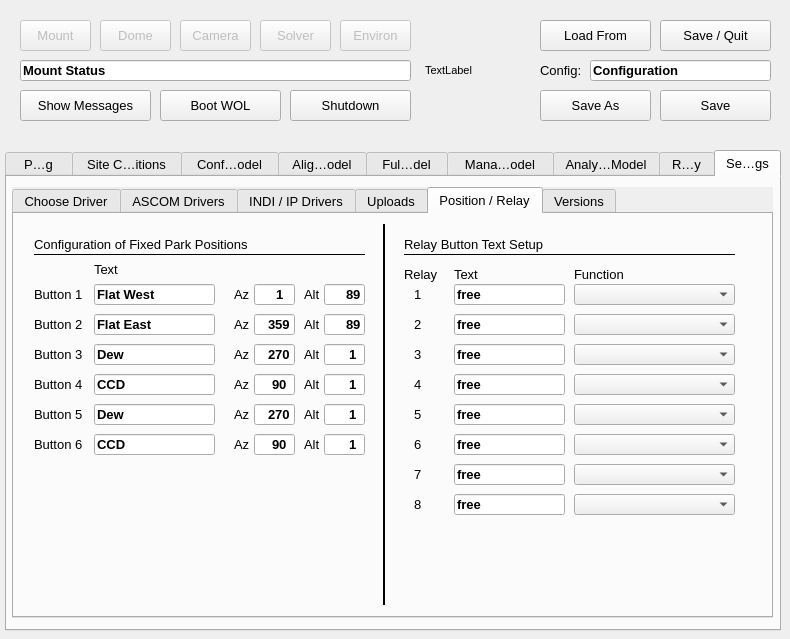
This is mountwizzard/gui/wizzard_main_ui.ui in sayitfast/MountWizzard3 as Qt 5 draws it before an edit. The edited form follows.
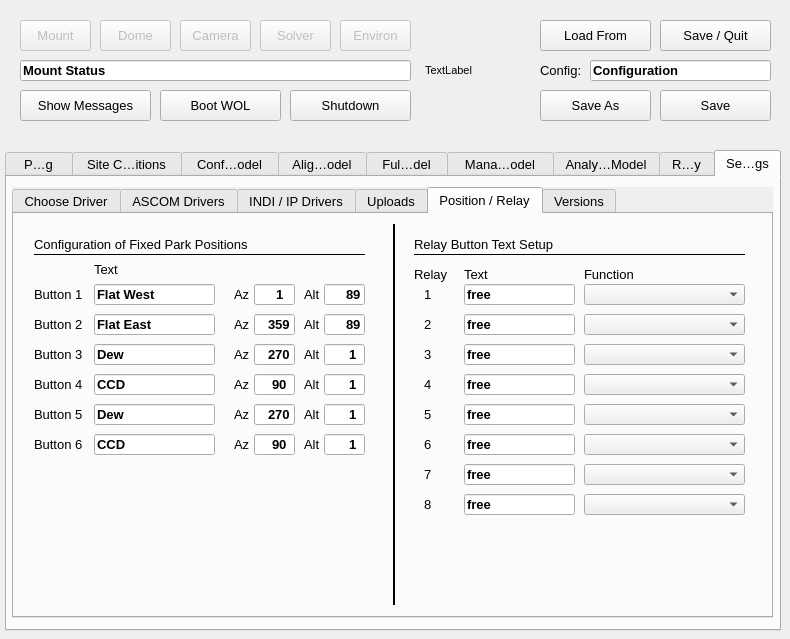
This is the edited form. The open tabs and pages were chosen to show the change. Custom widgets are drawn as their Qt base class.

Diff of the .ui file:
```diff
--- a/mountwizzard/gui/wizzard_main_ui.ui
+++ b/mountwizzard/gui/wizzard_main_ui.ui
@@ -12206,7 +12206,7 @@
       <widget class="Line" name="line_83">
        <property name="geometry">
         <rect>
-         <x>360</x>
+         <x>370</x>
          <y>10</y>
          <width>21</width>
          <height>381</height>
@@ -12246,7 +12246,7 @@
       <widget class="QLineEdit" name="relay2Text">
        <property name="geometry">
         <rect>
-         <x>440</x>
+         <x>450</x>
          <y>100</y>
          <width>111</width>
          <height>21</height>
@@ -12285,7 +12285,7 @@
       <widget class="QComboBox" name="relay2Function">
        <property name="geometry">
         <rect>
-         <x>560</x>
+         <x>570</x>
          <y>100</y>
          <width>161</width>
          <height>21</height>
@@ -12295,7 +12295,7 @@
       <widget class="QComboBox" name="relay7Function">
        <property name="geometry">
         <rect>
-         <x>560</x>
+         <x>570</x>
          <y>250</y>
          <width>161</width>
          <height>21</height>
@@ -12305,7 +12305,7 @@
       <widget class="QLabel" name="label_192">
        <property name="geometry">
         <rect>
-         <x>400</x>
+         <x>410</x>
          <y>280</y>
          <width>31</width>
          <height>21</height>
@@ -12323,7 +12323,7 @@
       <widget class="QLineEdit" name="relay1Text">
        <property name="geometry">
         <rect>
-         <x>440</x>
+         <x>450</x>
          <y>70</y>
          <width>111</width>
          <height>21</height>
@@ -12359,7 +12359,7 @@
       <widget class="QLabel" name="label_161">
        <property name="geometry">
         <rect>
-         <x>400</x>
+         <x>410</x>
          <y>220</y>
          <width>31</width>
          <height>21</height>
@@ -12377,7 +12377,7 @@
       <widget class="QLabel" name="label_195">
        <property name="geometry">
         <rect>
-         <x>560</x>
+         <x>570</x>
          <y>50</y>
          <width>51</width>
          <height>21</height>
@@ -12395,7 +12395,7 @@
       <widget class="QLineEdit" name="relay6Text">
        <property name="geometry">
         <rect>
-         <x>440</x>
+         <x>450</x>
          <y>220</y>
          <width>111</width>
          <height>21</height>
@@ -12434,7 +12434,7 @@
       <widget class="QComboBox" name="relay1Function">
        <property name="geometry">
         <rect>
-         <x>560</x>
+         <x>570</x>
          <y>70</y>
          <width>161</width>
          <height>21</height>
@@ -12444,7 +12444,7 @@
       <widget class="QComboBox" name="relay6Function">
        <property name="geometry">
         <rect>
-         <x>560</x>
+         <x>570</x>
          <y>220</y>
          <width>161</width>
          <height>21</height>
@@ -12454,7 +12454,7 @@
       <widget class="QComboBox" name="relay5Function">
        <property name="geometry">
         <rect>
-         <x>560</x>
+         <x>570</x>
          <y>190</y>
          <width>161</width>
          <height>21</height>
@@ -12464,7 +12464,7 @@
       <widget class="QLineEdit" name="relay4Text">
        <property name="geometry">
         <rect>
-         <x>440</x>
+         <x>450</x>
          <y>160</y>
          <width>111</width>
          <height>21</height>
@@ -12503,7 +12503,7 @@
       <widget class="QLabel" name="label_53">
        <property name="geometry">
         <rect>
-         <x>390</x>
+         <x>400</x>
          <y>50</y>
          <width>51</width>
          <height>21</height>
@@ -12521,7 +12521,7 @@
       <widget class="QLabel" name="label_36">
        <property name="geometry">
         <rect>
-         <x>400</x>
+         <x>410</x>
          <y>70</y>
          <width>31</width>
          <height>21</height>
@@ -12539,7 +12539,7 @@
       <widget class="QComboBox" name="relay4Function">
        <property name="geometry">
         <rect>
-         <x>560</x>
+         <x>570</x>
          <y>160</y>
          <width>161</width>
          <height>21</height>
@@ -12549,7 +12549,7 @@
       <widget class="QComboBox" name="relay3Function">
        <property name="geometry">
         <rect>
-         <x>560</x>
+         <x>570</x>
          <y>130</y>
          <width>161</width>
          <height>21</height>
@@ -12559,7 +12559,7 @@
       <widget class="QLabel" name="label_191">
        <property name="geometry">
         <rect>
-         <x>400</x>
+         <x>410</x>
          <y>250</y>
          <width>31</width>
          <height>21</height>
@@ -12577,7 +12577,7 @@
       <widget class="Line" name="line_22">
        <property name="geometry">
         <rect>
-         <x>390</x>
+         <x>400</x>
          <y>40</y>
          <width>331</width>
          <height>1</height>
@@ -12598,7 +12598,7 @@
       <widget class="QLineEdit" name="relay8Text">
        <property name="geometry">
         <rect>
-         <x>440</x>
+         <x>450</x>
          <y>280</y>
          <width>111</width>
          <height>21</height>
@@ -12637,7 +12637,7 @@
       <widget class="QLineEdit" name="relay3Text">
        <property name="geometry">
         <rect>
-         <x>440</x>
+         <x>450</x>
          <y>130</y>
          <width>111</width>
          <height>21</height>
@@ -12676,7 +12676,7 @@
       <widget class="QLabel" name="label_150">
        <property name="geometry">
         <rect>
-         <x>400</x>
+         <x>410</x>
          <y>160</y>
          <width>31</width>
          <height>21</height>
@@ -12694,7 +12694,7 @@
       <widget class="QLabel" name="label_162">
        <property name="geometry">
         <rect>
-         <x>400</x>
+         <x>410</x>
          <y>100</y>
          <width>31</width>
          <height>21</height>
@@ -12712,7 +12712,7 @@
       <widget class="QLabel" name="label_41">
        <property name="geometry">
         <rect>
-         <x>440</x>
+         <x>450</x>
          <y>50</y>
          <width>51</width>
          <height>21</height>
@@ -12730,7 +12730,7 @@
       <widget class="QLineEdit" name="relay7Text">
        <property name="geometry">
         <rect>
-         <x>440</x>
+         <x>450</x>
          <y>250</y>
          <width>111</width>
          <height>21</height>
@@ -12769,7 +12769,7 @@
       <widget class="QLabel" name="label_101">
        <property name="geometry">
         <rect>
-         <x>400</x>
+         <x>410</x>
          <y>130</y>
          <width>31</width>
          <height>21</height>
@@ -12787,7 +12787,7 @@
       <widget class="QLabel" name="label_148">
        <property name="geometry">
         <rect>
-         <x>400</x>
+         <x>410</x>
          <y>190</y>
          <width>31</width>
          <height>21</height>
@@ -12805,7 +12805,7 @@
       <widget class="QLineEdit" name="relay5Text">
        <property name="geometry">
         <rect>
-         <x>440</x>
+         <x>450</x>
          <y>190</y>
          <width>111</width>
          <height>21</height>
@@ -12844,7 +12844,7 @@
       <widget class="QComboBox" name="relay8Function">
        <property name="geometry">
         <rect>
-         <x>560</x>
+         <x>570</x>
          <y>280</y>
          <width>161</width>
          <height>21</height>
@@ -12854,7 +12854,7 @@
       <widget class="QLabel" name="label_103">
        <property name="geometry">
         <rect>
-         <x>390</x>
+         <x>400</x>
          <y>20</y>
          <width>331</width>
          <height>21</height>
```
Left out of the diff: 86 changed lines with no effect on the pictures.
